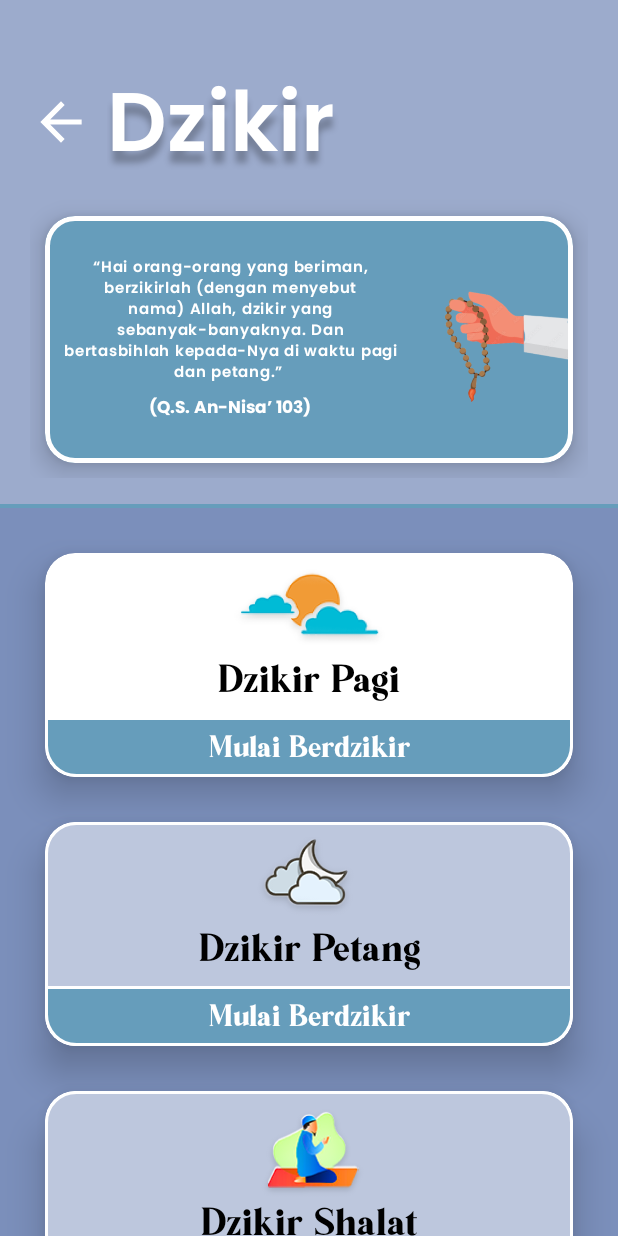
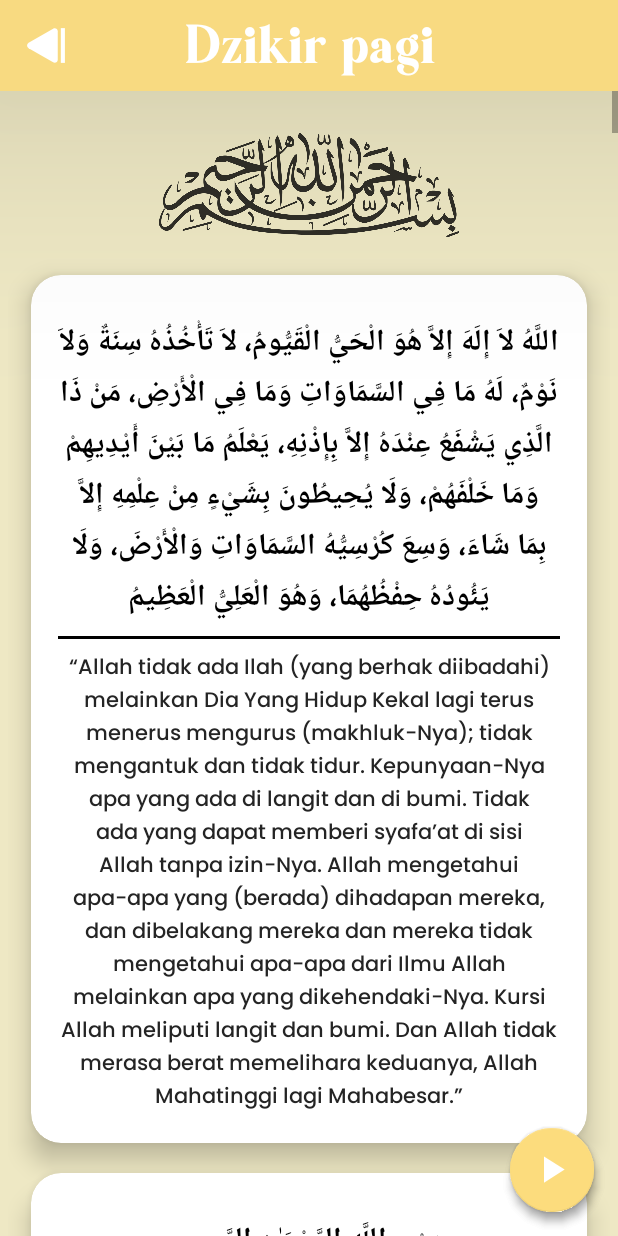
Before and after one commit to ZoD3V/SholatApp, an Android app: the screen it shows after launch (DzikirHomeActivity), after a tap on an icon or button, on a phone screen of 412 x 824 dp. Run offline under Robolectric (Android 15) with nearby library versions, the phone set to English and light mode, and no system bars; our stand-ins replace Picasso, Volley; pictures from the network do not load; 5 statements that could not run were skipped.

Commit message:
APA AJA DEH

```diff
--- a/app/src/main/java/yayasan/idn/sholatapp/alquran/ListQuranActivity.kt
+++ b/app/src/main/java/yayasan/idn/sholatapp/alquran/ListQuranActivity.kt
@@ -48,7 +48,7 @@ class ListQuranActivity : AppCompatActivity(),SurahAdapter.onSelectData{
 
     private fun listSurah() {
         AndroidNetworking.get(Api.URL_LIST_SURAH)
-            .setPriority(Priority.MEDIUM)
+            .setPriority(Priority.HIGH)
             .build()
             .getAsJSONArray(object : JSONArrayRequestListener {
                 override fun onResponse(response: JSONArray) {
--- a/app/src/main/java/yayasan/idn/sholatapp/dzikir/DzikirHomeActivity.kt
+++ b/app/src/main/java/yayasan/idn/sholatapp/dzikir/DzikirHomeActivity.kt
@@ -13,15 +13,25 @@ class DzikirHomeActivity : AppCompatActivity(),View.OnClickListener {
         super.onCreate(savedInstanceState)
         setContentView(R.layout.home_dzikir)
         dzikirpagi.setOnClickListener(this)
+        dzikirpetang.setOnClickListener(this)
+        dzikirsholat.setOnClickListener(this)
     }
 
     override fun onClick(v: View?) {
         if (v != null) {
-            if (v.id == R.id.dzikirpagi){
-                supportFragmentManager.beginTransaction().replace(R.layout.home_dzikir,PagiFragment()).commit()
+            if (v.id == R.id.dzikirpagi) {
+                supportFragmentManager.beginTransaction().replace(R.id.movefrg, PagiFragment())
+                    .commit()
                 dzikirpagi.visibility = View.GONE
+            } else if (v.id == R.id.dzikirpetang) {
+                supportFragmentManager.beginTransaction().replace(R.id.movefrg, PetangFragment())
+                    .commit()
+                dzikirpetang.visibility = View.GONE
+            } else if (v.id == R.id.dzikirsholat) {
+                supportFragmentManager.beginTransaction().replace(R.id.movefrg, ShalatFragment())
+                    .commit()
+                dzikirsholat.visibility = View.GONE
             }
-
         }
     }
 }
--- a/app/src/main/java/yayasan/idn/sholatapp/dzikir/PagiFragment.kt
+++ b/app/src/main/java/yayasan/idn/sholatapp/dzikir/PagiFragment.kt
@@ -1,10 +1,12 @@
 package yayasan.idn.sholatapp.dzikir
 
+import android.content.Intent
 import android.os.Bundle
 import androidx.fragment.app.Fragment
 import android.view.LayoutInflater
 import android.view.View
 import android.view.ViewGroup
+import android.widget.ImageView
 import yayasan.idn.sholatapp.R
 
 
@@ -18,5 +20,14 @@ class PagiFragment : Fragment() {
         return inflater.inflate(R.layout.fragment_pagi, container, false)
     }
 
-
+    override fun onViewCreated(view: View, savedInstanceState: Bundle?) {
+        super.onViewCreated(view, savedInstanceState)
+        val back = view.findViewById<ImageView>(R.id.backtohdz)
+        back.setOnClickListener{
+            requireActivity().run{
+                startActivity(Intent(this, DzikirHomeActivity::class.java))
+                finish()
+            }
+        }
+    }
 }
--- a/app/src/main/res/layout/fragment_pagi.xml
+++ b/app/src/main/res/layout/fragment_pagi.xml
@@ -23,6 +23,7 @@
                 android:layout_width="match_parent"
                 android:layout_height="match_parent">
                 <ImageView
+                    android:id="@+id/backtohdz"
                     app:tint="@color/white"
                     android:layout_marginTop="5dp"
                     android:layout_width="30dp"
--- a/app/src/main/res/layout/fragment_petang.xml
+++ b/app/src/main/res/layout/fragment_petang.xml
@@ -23,6 +23,7 @@
                 android:layout_width="match_parent"
                 android:layout_height="match_parent">
                 <ImageView
+                    android:id="@+id/backtohdzp"
                     app:tint="@color/white"
                     android:layout_marginTop="5dp"
                     android:layout_width="30dp"
@@ -37,7 +38,7 @@
                     android:textColor="@color/white"
                     android:textSize="35dp"
                     android:fontFamily="@font/backslash"
-                    android:text="Dzikir Pe"
+                    android:text="Dzikir Petang"
                     />
 
             </FrameLayout>
--- a/app/src/main/res/layout/fragment_shalat.xml
+++ b/app/src/main/res/layout/fragment_shalat.xml
@@ -23,6 +23,7 @@
                 android:layout_width="match_parent"
                 android:layout_height="match_parent">
                 <ImageView
+                    android:id="@+id/backtohsh"
                     app:tint="@color/white"
                     android:layout_marginTop="5dp"
                     android:layout_width="30dp"
--- a/app/src/main/res/layout/home_dzikir.xml
+++ b/app/src/main/res/layout/home_dzikir.xml
@@ -1,10 +1,15 @@
 <?xml version="1.0" encoding="utf-8"?>
-<ScrollView
+<RelativeLayout
+    android:id="@+id/movefrg"
     xmlns:android="http://schemas.android.com/apk/res/android"
     xmlns:app="http://schemas.android.com/apk/res-auto"
     android:layout_width="match_parent"
     android:layout_height="match_parent"
     android:background="@color/background">
+
+    <ScrollView
+        android:layout_width="match_parent"
+        android:layout_height="match_parent">
 
 
     <LinearLayout
@@ -171,6 +176,7 @@
             android:background="@drawable/dzikir_bg"
             android:layout_height="wrap_content">
             <ImageView
+                android:id="@+id/dzikirpetang"
                 android:src="@drawable/dzikir_bg"
                 android:layout_width="match_parent"
                 android:layout_height="match_parent"
@@ -217,6 +223,7 @@
             android:background="@drawable/dzikir_bg"
             android:layout_height="wrap_content">
             <ImageView
+                android:id="@+id/dzikirsholat"
                 android:src="@drawable/dzikir_bg"
                 android:layout_width="match_parent"
                 android:layout_height="match_parent"
@@ -256,4 +263,5 @@
 
         </LinearLayout>
     </LinearLayout>
-</ScrollView>
+    </ScrollView>
+</RelativeLayout>
```
Also changed, not shown: app/src/main/AndroidManifest.xml (+0 -7 lines), app/src/main/java/yayasan/idn/sholatapp/dzikir/PetangFragment.kt (+12 -0 lines), app/src/main/java/yayasan/idn/sholatapp/dzikir/ShalatFragment.kt (+13 -0 lines).
